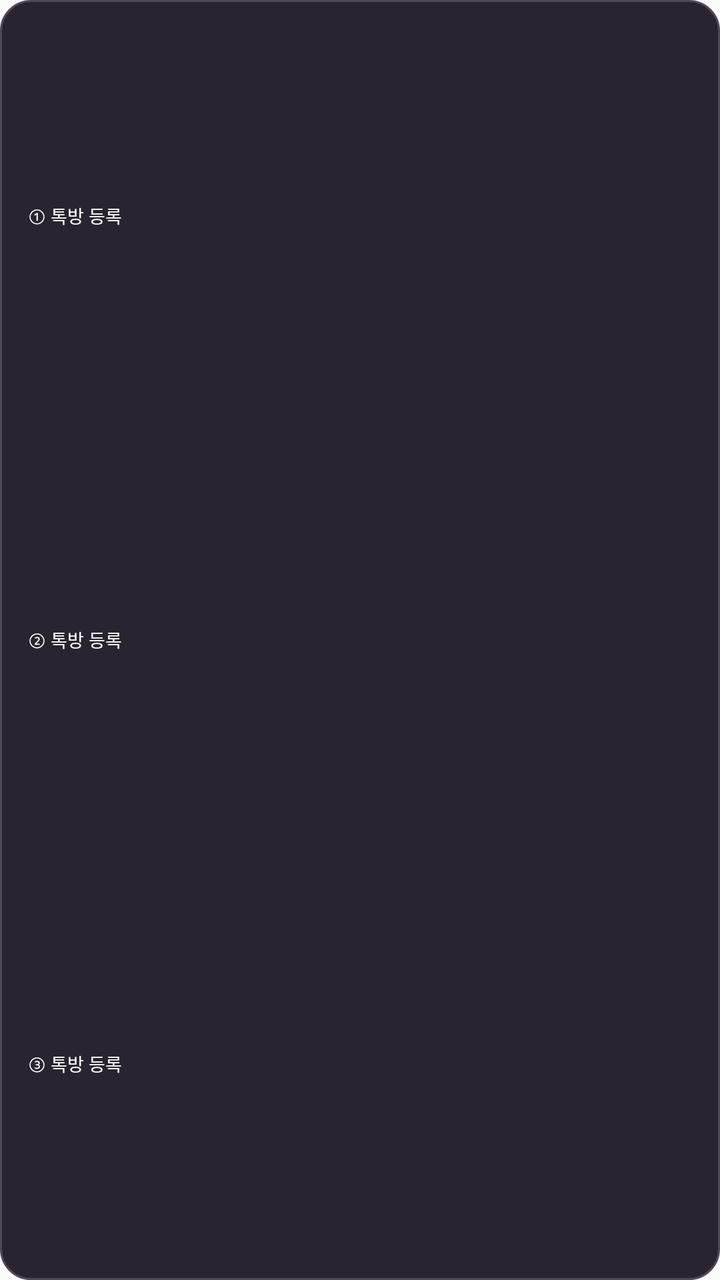
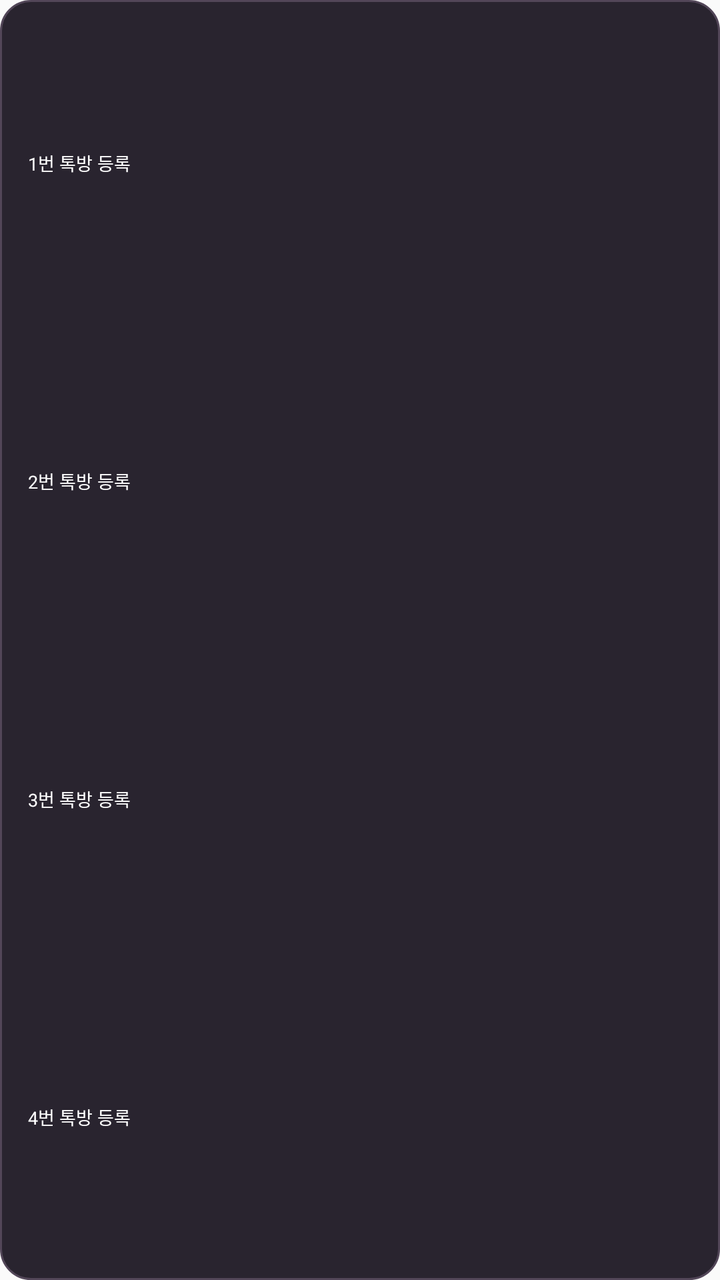

Screens rendered from an Android XML layout before and after an edit, with the pre-edit source and the edit as a unified diff.
<!-- AndroidManifest.xml: application theme android:Theme.Material.Light.NoActionBar -->
<!-- res/layout/widget_small.xml -->
<?xml version="1.0" encoding="utf-8"?>
<LinearLayout xmlns:android="http://schemas.android.com/apk/res/android"
    android:id="@+id/widget_root"
    android:layout_width="match_parent"
    android:layout_height="match_parent"
    android:orientation="vertical"
    android:gravity="center_vertical"
    android:background="@drawable/widget_bg"
    android:paddingStart="14dp"
    android:paddingEnd="14dp"
    android:paddingTop="2dp"
    android:paddingBottom="2dp">

    <TextView
        android:id="@+id/room_row_1"
        android:layout_width="match_parent"
        android:layout_height="0dp"
        android:layout_weight="1"
        android:gravity="center_vertical"
        android:singleLine="true"
        android:ellipsize="end"
        android:includeFontPadding="false"
        android:textSize="9sp"
        android:textColor="#FFFFFF"
        android:text="① 톡방 등록"/>

    <TextView
        android:id="@+id/room_row_2"
        android:layout_width="match_parent"
        android:layout_height="0dp"
        android:layout_weight="1"
        android:gravity="center_vertical"
        android:singleLine="true"
        android:ellipsize="end"
        android:includeFontPadding="false"
        android:textSize="9sp"
        android:textColor="#FFFFFF"
        android:text="② 톡방 등록"/>

    <TextView
        android:id="@+id/room_row_3"
        android:layout_width="match_parent"
        android:layout_height="0dp"
        android:layout_weight="1"
        android:gravity="center_vertical"
        android:singleLine="true"
        android:ellipsize="end"
        android:includeFontPadding="false"
        android:textSize="9sp"
        android:textColor="#FFFFFF"
        android:text="③ 톡방 등록"/>
</LinearLayout>
<!-- resources referenced by this layout -->
<resources>
  <!-- drawable widget_bg (drawable) -->
  <?xml version="1.0" encoding="utf-8"?>
  <shape xmlns:android="http://schemas.android.com/apk/res/android">
      <solid android:color="#29242F"/>
      <corners android:radius="15dp"/>
      <stroke android:width="1dp" android:color="#524658"/>
  </shape>
</resources>

<!-- the commit's change to res/layout/widget_small.xml (unified diff, before → after) -->
@@ -22,7 +22,7 @@
         android:includeFontPadding="false"
         android:textSize="9sp"
         android:textColor="#FFFFFF"
-        android:text="① 톡방 등록"/>
+        android:text="1번 톡방 등록"/>
 
     <TextView
         android:id="@+id/room_row_2"
@@ -35,7 +35,7 @@
         android:includeFontPadding="false"
         android:textSize="9sp"
         android:textColor="#FFFFFF"
-        android:text="② 톡방 등록"/>
+        android:text="2번 톡방 등록"/>
 
     <TextView
         android:id="@+id/room_row_3"
@@ -48,5 +48,18 @@
         android:includeFontPadding="false"
         android:textSize="9sp"
         android:textColor="#FFFFFF"
-        android:text="③ 톡방 등록"/>
+        android:text="3번 톡방 등록"/>
+
+    <TextView
+        android:id="@+id/room_row_4"
+        android:layout_width="match_parent"
+        android:layout_height="0dp"
+        android:layout_weight="1"
+        android:gravity="center_vertical"
+        android:singleLine="true"
+        android:ellipsize="end"
+        android:includeFontPadding="false"
+        android:textSize="9sp"
+        android:textColor="#FFFFFF"
+        android:text="4번 톡방 등록"/>
 </LinearLayout>
